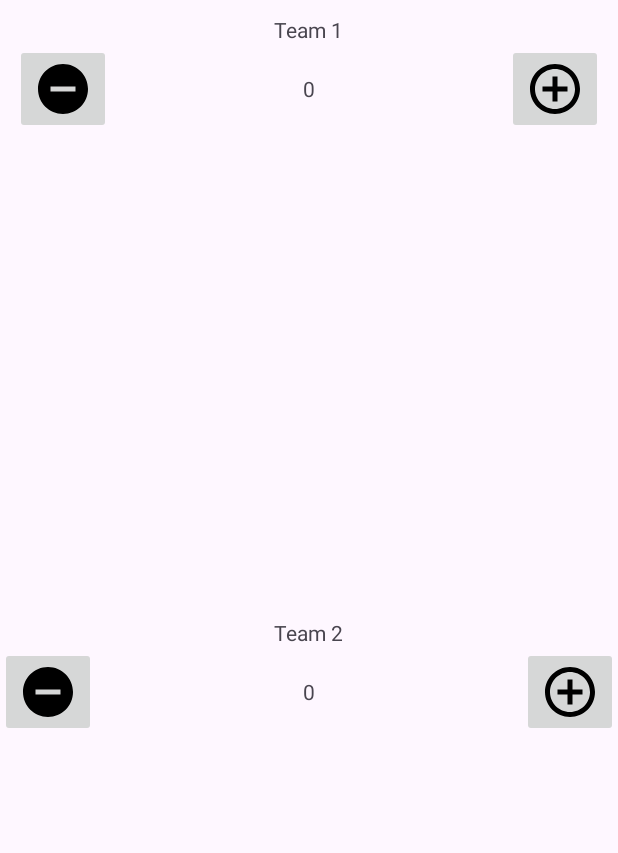
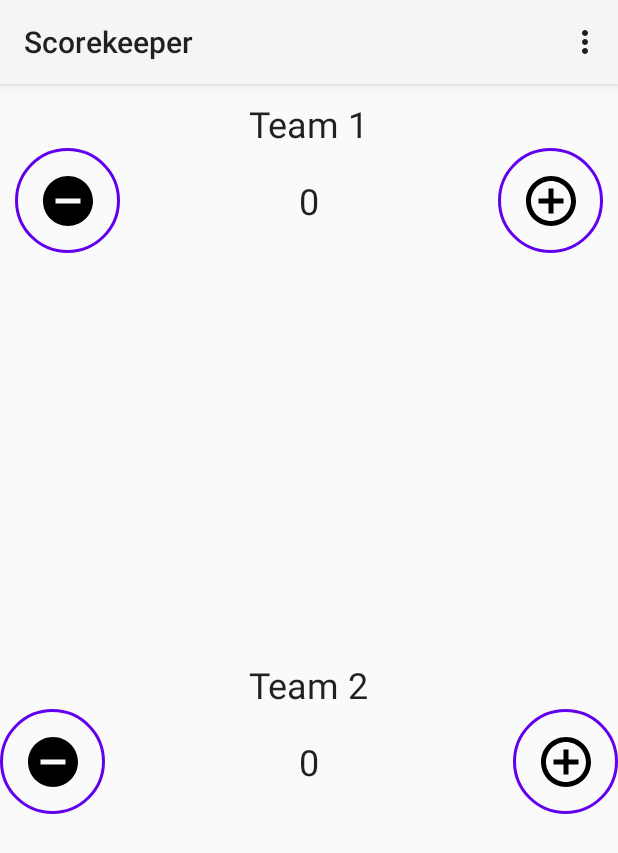
Before and after one commit to FranAM1/Scorekeeper, an Android app: the screen it shows after launch (MainActivity), on a phone screen of 412 x 824 dp. Shown: the top 853 px of the screen. Run offline under Robolectric (Android 15) with nearby library versions, the phone set to English and light mode, and no system bars.

Commit message:
Modo dia/noche

```diff
--- a/app/src/main/AndroidManifest.xml
+++ b/app/src/main/AndroidManifest.xml
@@ -10,7 +10,7 @@
         android:label="@string/app_name"
         android:roundIcon="@mipmap/ic_launcher_round"
         android:supportsRtl="true"
-        android:theme="@style/Theme.Scorekeeper"
+        android:theme="@style/AppTheme"
         tools:targetApi="31">
         <activity
             android:name=".MainActivity"
--- a/app/src/main/java/com/example/scorekeeper/MainActivity.java
+++ b/app/src/main/java/com/example/scorekeeper/MainActivity.java
@@ -1,14 +1,105 @@
 package com.example.scorekeeper;
 
 import androidx.appcompat.app.AppCompatActivity;
+import androidx.appcompat.app.AppCompatDelegate;
 
 import android.os.Bundle;
+import android.view.Menu;
+import android.view.MenuItem;
+import android.widget.ImageButton;
+import android.widget.TextView;
 
 public class MainActivity extends AppCompatActivity {
+    private int scoreTeam1 = 0;
+    private int scoreTeam2 = 0;
+
+    private TextView scoreView1;
+    private TextView scoreView2;
+
+    private static final String STATE_SCORE_1 = "state_score_team_1";
+    private static final String STATE_SCORE_2 = "state_score_team_2";
 
     @Override
     protected void onCreate(Bundle savedInstanceState) {
         super.onCreate(savedInstanceState);
         setContentView(R.layout.activity_main);
+
+        ImageButton team1Minus = findViewById(R.id.minusTop);
+        ImageButton team1Plus = findViewById(R.id.plusTop);
+        ImageButton team2Minus = findViewById(R.id.minusBottom);
+        ImageButton team2Plus = findViewById(R.id.plusBottom);
+
+        scoreView1 = findViewById(R.id.score1);
+        scoreView2 = findViewById(R.id.score2);
+
+        team1Minus.setOnClickListener(v -> decreaseScoreTeam1());
+        team1Plus.setOnClickListener(v -> increaseScoreTeam1());
+        team2Minus.setOnClickListener(v -> decreaseScoreTeam2());
+        team2Plus.setOnClickListener(v -> increaseScoreTeam2());
+
+        if (savedInstanceState != null) {
+            int scoreTeam1Value = savedInstanceState.getInt(STATE_SCORE_1);
+            int scoreTeam2Value = savedInstanceState.getInt(STATE_SCORE_2);
+
+            scoreView1.setText(String.valueOf(scoreTeam1Value));
+            scoreView2.setText(String.valueOf(scoreTeam2Value));
+        }
+    }
+
+    @Override
+    public boolean onCreateOptionsMenu(Menu menu) {
+        //Inflate the menu from XML
+        getMenuInflater().inflate(R.menu.main_menu, menu);
+        //Change the label of the menu based on the state of the app
+        int nightMode = AppCompatDelegate.getDefaultNightMode();
+        if(nightMode == AppCompatDelegate.MODE_NIGHT_YES){
+            menu.findItem(R.id.night_mode).setTitle(R.string.day_mode);
+        } else{
+            menu.findItem(R.id.night_mode).setTitle(R.string.night_mode);
+        }
+        return true;
+    }
+
+    @Override
+    public boolean onOptionsItemSelected(MenuItem item) {
+        if (item.getItemId() == R.id.night_mode) {
+            int nightMode = AppCompatDelegate.getDefaultNightMode();
+            if (nightMode == AppCompatDelegate.MODE_NIGHT_YES) {
+                AppCompatDelegate.setDefaultNightMode(AppCompatDelegate.MODE_NIGHT_NO);
+            } else {
+                AppCompatDelegate.setDefaultNightMode(AppCompatDelegate.MODE_NIGHT_YES);
+            }
+            recreate();
+            return true;
+        }
+        return super.onOptionsItemSelected(item);
+    }
+
+    public void increaseScoreTeam1() {
+        scoreTeam1++;
+        scoreView1.setText(String.valueOf(scoreTeam1));
+    }
+
+    public void decreaseScoreTeam1() {
+        scoreTeam1--;
+        scoreView1.setText(String.valueOf(scoreTeam1));
+    }
+
+    public void increaseScoreTeam2() {
+        scoreTeam2++;
+        scoreView2.setText(String.valueOf(scoreTeam2));
+    }
+
+    public void decreaseScoreTeam2() {
+        scoreTeam2--;
+        scoreView2.setText(String.valueOf(scoreTeam2));
+    }
+
+    @Override
+    protected void onSaveInstanceState(Bundle outState) {
+        //Save the scores
+        outState.putInt(STATE_SCORE_1, scoreTeam1);
+        outState.putInt(STATE_SCORE_2, scoreTeam2);
+        super.onSaveInstanceState(outState);
     }
 }
--- /dev/null
+++ b/app/src/main/res/drawable/button_background.xml
@@ -0,0 +1,8 @@
+<?xml version="1.0" encoding="utf-8"?>
+<shape
+    xmlns:android="http://schemas.android.com/apk/res/android"
+    android:shape="oval">
+    <stroke
+        android:width="2dp"
+        android:color="@color/colorPrimary"/>
+</shape>
--- a/app/src/main/res/layout/activity_main.xml
+++ b/app/src/main/res/layout/activity_main.xml
@@ -20,20 +20,21 @@
             android:text="Team 1"
             android:layout_alignParentTop="true"
             android:layout_centerHorizontal="true"
+            style="@style/TeamText"
             />
 
         <LinearLayout
             android:layout_width="match_parent"
             android:layout_height="wrap_content"
             android:orientation="horizontal"
-            android:layout_below="@+id/team1">
+            android:layout_below="@+id/team1"
+            >
 
             <ImageButton
                 android:id="@+id/minusTop"
-                android:layout_width="wrap_content"
-                android:layout_height="wrap_content"
-                android:src="@drawable/ic_minus"
-                android:contentDescription="Minus Button"
+                android:layout_width="@dimen/button"
+                android:layout_height="@dimen/button"
+                style="@style/MinusButtons"
                 />
 
 
@@ -46,14 +47,14 @@
                 android:text="0"
                 android:textAlignment="center"
                 android:gravity="center"
+                style="@style/TeamText"
                 />
 
             <ImageButton
                 android:id="@+id/plusTop"
-                android:layout_width="wrap_content"
-                android:layout_height="wrap_content"
-                android:src="@drawable/ic_plus"
-                android:contentDescription="Plus Button"/>
+                android:layout_width="@dimen/button"
+                android:layout_height="@dimen/button"
+                style="@style/PlusButtons" />
 
         </LinearLayout>
 
@@ -74,6 +75,7 @@
             android:text="Team 2"
             android:layout_alignParentTop="true"
             android:layout_centerHorizontal="true"
+            style="@style/TeamText"
             />
 
         <LinearLayout
@@ -84,10 +86,9 @@
 
             <ImageButton
                 android:id="@+id/minusBottom"
-                android:layout_width="wrap_content"
-                android:layout_height="wrap_content"
-                android:src="@drawable/ic_minus"
-                android:contentDescription="Minus Button"
+                android:layout_width="@dimen/button"
+                android:layout_height="@dimen/button"
+                style="@style/MinusButtons"
                 />
 
 
@@ -100,14 +101,14 @@
                 android:text="0"
                 android:textAlignment="center"
                 android:gravity="center"
+                style="@style/TeamText"
                 />
 
             <ImageButton
                 android:id="@+id/plusBottom"
-                android:layout_width="wrap_content"
-                android:layout_height="wrap_content"
-                android:src="@drawable/ic_plus"
-                android:contentDescription="Plus Button"/>
+                android:layout_width="@dimen/button"
+                android:layout_height="@dimen/button"
+                style="@style/PlusButtons" />
 
         </LinearLayout>
 
--- /dev/null
+++ b/app/src/main/res/menu/main_menu.xml
@@ -0,0 +1,6 @@
+<?xml version="1.0" encoding="utf-8"?>
+<menu xmlns:android="http://schemas.android.com/apk/res/android">
+    <item
+        android:id="@+id/night_mode"
+        android:title="@string/night_mode"/>
+</menu>
--- a/app/src/main/res/values/colors.xml
+++ b/app/src/main/res/values/colors.xml
@@ -2,4 +2,5 @@
 <resources>
     <color name="black">#FF000000</color>
     <color name="white">#FFFFFFFF</color>
+    <color name="colorPrimary">#FF6200EE</color>
 </resources>
--- /dev/null
+++ b/app/src/main/res/values/dimens.xml
@@ -0,0 +1,4 @@
+<?xml version="1.0" encoding="utf-8"?>
+<resources>
+    <dimen name="button">70dp</dimen>
+</resources>
--- a/app/src/main/res/values/strings.xml
+++ b/app/src/main/res/values/strings.xml
@@ -2,4 +2,8 @@
     <string name="app_name">Scorekeeper</string>
     <string name="plus">+</string>
     <string name="minus">-</string>
+    <string name="plus_button">Plus Button</string>
+    <string name="minus_button">Minus Button</string>
+    <string name="night_mode">Night Mode</string>
+    <string name="day_mode">Day Mode</string>
 </resources>
--- /dev/null
+++ b/app/src/main/res/values/styles.xml
@@ -0,0 +1,22 @@
+<?xml version="1.0" encoding="utf-8"?>
+<resources>
+    <style name="AppTheme" parent="Theme.AppCompat.DayNight" />
+
+    <style name="ScoreButtons" parent="Widget.AppCompat.Button">
+        <item name="android:background">@drawable/button_background</item>
+    </style>
+
+    <style name="PlusButtons" parent="ScoreButtons">
+        <item name="android:src">@drawable/ic_plus</item>
+        <item name="android:contentDescription">@string/plus_button</item>
+    </style>
+
+    <style name="MinusButtons" parent="ScoreButtons">
+        <item name="android:src">@drawable/ic_minus</item>
+        <item name="android:contentDescription">@string/minus_button</item>
+    </style>
+
+    <style name="TeamText" parent="TextAppearance.AppCompat.Headline">
+        <item name="android:textAppearance">@style/TextAppearance.AppCompat.Display1</item>
+    </style>
+</resources>
```
